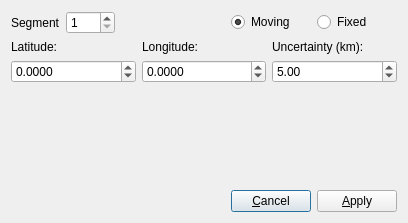
GPlates/GPlates, file src/qt-widgets/HellingerEditPointDialogUi.ui: the form before one commit.
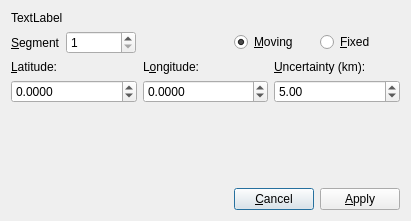
The form after the commit.

Commit message: (hellinger) Adjust new/create point dialog layouts; added usage guidance in dialog.

Diff of the .ui file:
```diff
--- a/src/qt-widgets/HellingerEditPointDialogUi.ui
+++ b/src/qt-widgets/HellingerEditPointDialogUi.ui
@@ -6,22 +6,109 @@
    <rect>
     <x>0</x>
     <y>0</y>
-    <width>408</width>
-    <height>223</height>
+    <width>411</width>
+    <height>221</height>
    </rect>
   </property>
   <property name="windowTitle">
    <string>Dialog</string>
   </property>
   <layout class="QGridLayout" name="gridLayout">
-   <item row="1" column="0" colspan="4">
+   <item row="1" column="0">
+    <layout class="QHBoxLayout" name="horizontalLayout">
+     <item>
+      <widget class="QLabel" name="label_segment">
+       <property name="text">
+        <string>&amp;Segment</string>
+       </property>
+       <property name="buddy">
+        <cstring>spinbox_segment</cstring>
+       </property>
+      </widget>
+     </item>
+     <item>
+      <widget class="QSpinBox" name="spinbox_segment">
+       <property name="minimumSize">
+        <size>
+         <width>70</width>
+         <height>0</height>
+        </size>
+       </property>
+       <property name="minimum">
+        <number>1</number>
+       </property>
+      </widget>
+     </item>
+    </layout>
+   </item>
+   <item row="4" column="2">
+    <widget class="QPushButton" name="button_cancel">
+     <property name="text">
+      <string>&amp;Cancel</string>
+     </property>
+    </widget>
+   </item>
+   <item row="4" column="3">
+    <widget class="QPushButton" name="button_apply">
+     <property name="text">
+      <string>&amp;Apply</string>
+     </property>
+    </widget>
+   </item>
+   <item row="1" column="1">
+    <spacer name="horizontalSpacer_2">
+     <property name="orientation">
+      <enum>Qt::Horizontal</enum>
+     </property>
+     <property name="sizeHint" stdset="0">
+      <size>
+       <width>40</width>
+       <height>20</height>
+      </size>
+     </property>
+    </spacer>
+   </item>
+   <item row="1" column="2" colspan="2">
+    <layout class="QHBoxLayout" name="layout_radio_buttons">
+     <item>
+      <widget class="QRadioButton" name="radio_moving">
+       <property name="enabled">
+        <bool>true</bool>
+       </property>
+       <property name="text">
+        <string>&amp;Moving</string>
+       </property>
+       <property name="checked">
+        <bool>true</bool>
+       </property>
+       <attribute name="buttonGroup">
+        <string notr="true">buttonGroup</string>
+       </attribute>
+      </widget>
+     </item>
+     <item>
+      <widget class="QRadioButton" name="radio_fixed">
+       <property name="text">
+        <string>&amp;Fixed</string>
+       </property>
+       <attribute name="buttonGroup">
+        <string notr="true">buttonGroup</string>
+       </attribute>
+      </widget>
+     </item>
+    </layout>
+   </item>
+   <item row="2" column="0" colspan="4">
     <layout class="QHBoxLayout" name="horizontalLayout_3">
      <item>
       <layout class="QVBoxLayout" name="verticalLayout">
        <item>
         <widget class="QLabel" name="label_3">
          <property name="text">
-          <string>Latitude:</string>
+          <string>&amp;Latitude:</string>
+         </property>
+         <property name="buddy">
+          <cstring>spinbox_lat</cstring>
          </property>
         </widget>
        </item>
@@ -45,7 +132,10 @@
        <item>
         <widget class="QLabel" name="label_4">
          <property name="text">
-          <string>Longitude:</string>
+          <string>L&amp;ongitude:</string>
+         </property>
+         <property name="buddy">
+          <cstring>spinbox_lon</cstring>
          </property>
         </widget>
        </item>
@@ -69,7 +159,10 @@
        <item>
         <widget class="QLabel" name="label_5">
          <property name="text">
-          <string>Uncertainty (km):</string>
+          <string>&amp;Uncertainty (km):</string>
+         </property>
+         <property name="buddy">
+          <cstring>spinbox_uncert</cstring>
          </property>
         </widget>
        </item>
@@ -90,39 +183,7 @@
      </item>
     </layout>
    </item>
-   <item row="3" column="2">
-    <widget class="QPushButton" name="button_cancel">
-     <property name="text">
-      <string>&amp;Cancel</string>
-     </property>
-    </widget>
-   </item>
-   <item row="3" column="3">
-    <widget class="QPushButton" name="button_apply">
-     <property name="text">
-      <string>&amp;Apply</string>
-     </property>
-    </widget>
-   </item>
-   <item row="0" column="0">
-    <layout class="QHBoxLayout" name="horizontalLayout">
-     <item>
-      <widget class="QLabel" name="label_segment">
-       <property name="text">
-        <string>Segment</string>
-       </property>
-      </widget>
-     </item>
-     <item>
-      <widget class="QSpinBox" name="spinbox_segment">
-       <property name="minimum">
-        <number>1</number>
-       </property>
-      </widget>
-     </item>
-    </layout>
-   </item>
-   <item row="2" column="0" colspan="3">
+   <item row="3" column="0" colspan="4">
     <spacer name="verticalSpacer_2">
      <property name="orientation">
       <enum>Qt::Vertical</enum>
@@ -135,7 +196,7 @@
      </property>
     </spacer>
    </item>
-   <item row="3" column="0">
+   <item row="4" column="0" colspan="2">
     <spacer name="horizontalSpacer">
      <property name="orientation">
       <enum>Qt::Horizontal</enum>
@@ -148,48 +209,12 @@
      </property>
     </spacer>
    </item>
-   <item row="0" column="2" colspan="2">
-    <layout class="QHBoxLayout" name="layout_radio_buttons">
-     <item>
-      <widget class="QRadioButton" name="radio_moving">
-       <property name="enabled">
-        <bool>true</bool>
-       </property>
-       <property name="text">
-        <string>Moving</string>
-       </property>
-       <property name="checked">
-        <bool>true</bool>
-       </property>
-       <attribute name="buttonGroup">
-        <string notr="true">buttonGroup</string>
-       </attribute>
-      </widget>
-     </item>
-     <item>
-      <widget class="QRadioButton" name="radio_fixed">
-       <property name="text">
-        <string>Fixed</string>
-       </property>
-       <attribute name="buttonGroup">
-        <string notr="true">buttonGroup</string>
-       </attribute>
-      </widget>
-     </item>
-    </layout>
-   </item>
-   <item row="0" column="1">
-    <spacer name="horizontalSpacer_2">
-     <property name="orientation">
-      <enum>Qt::Horizontal</enum>
+   <item row="0" column="0" colspan="4">
+    <widget class="QLabel" name="label_description">
+     <property name="text">
+      <string>TextLabel</string>
      </property>
-     <property name="sizeHint" stdset="0">
-      <size>
-       <width>40</width>
-       <height>20</height>
-      </size>
-     </property>
-    </spacer>
+    </widget>
    </item>
   </layout>
  </widget>
```
The commit also changes 4 other files.
